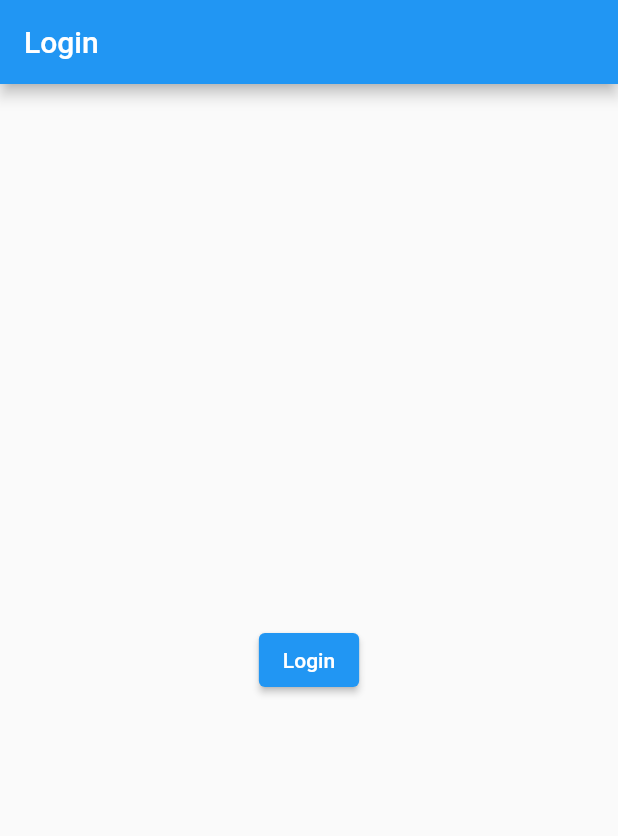
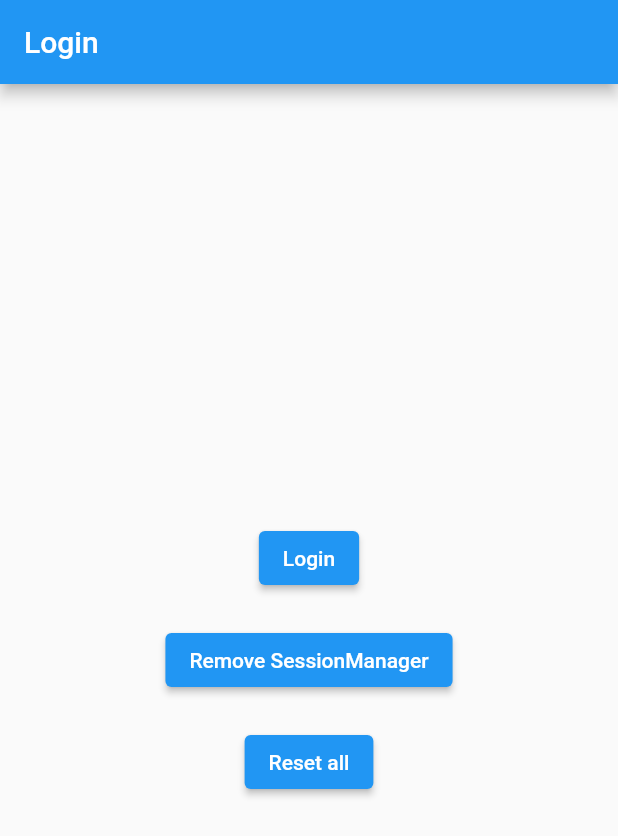
Before and after one commit to felipecastrosales/flutter_inject, a Flutter app: the screen it shows after launch, on a phone screen of 412 x 824 dp. Shown: the top 836 px of the screen. Run offline on Flutter 3.47's test engine with Material 2 defaults, Android fonts, the phone set to English and light mode, and no system bars; our stand-ins replace dio, get_it, injectable, shared_preferences.

Commit message:
chore: singletons disposes and lazySingletons

```diff
--- a/lib/managers/session_manager.dart
+++ b/lib/managers/session_manager.dart
@@ -19,4 +19,9 @@ class SessionManager {
   void _getCurrentUser() {
     user = _authRepository.getCurrentUser();
   }
+
+  @disposeMethod
+  void dispose() {
+    debugPrint('SessionManager disposed');
+  }
 }
--- a/lib/pages/login_page.dart
+++ b/lib/pages/login_page.dart
@@ -1,4 +1,6 @@
 import 'package:flutter/material.dart';
+import 'package:flutter_inject/injection/injection_injectable.dart';
+import 'package:flutter_inject/managers/session_manager.dart';
 
 import 'home_page.dart';
 
@@ -17,7 +19,10 @@ class _LoginPageState extends State<LoginPage> {
         title: const Text('Login'),
       ),
       body: Center(
-        child: ElevatedButton(
+        child: Column(
+          mainAxisAlignment: MainAxisAlignment.center,
+          children: [
+            ElevatedButton(
               onPressed: () {
                 // 1.
                 // final sessionManager = GetIt.I.get<SessionManager>();
@@ -33,6 +38,40 @@ class _LoginPageState extends State<LoginPage> {
               },
               child: const Text('Login'),
             ),
+            const SizedBox(height: 20),
+            ElevatedButton(
+              onPressed: () {
+                debugPrint(
+                  'before isRegistered: ${getIt.isRegistered<SessionManager>()}',
+                );
+                // getIt.unregister<SessionManager>();
+                getIt.resetLazySingleton<SessionManager>();
+                debugPrint(
+                  'after isRegistered: ${getIt.isRegistered<SessionManager>()}',
+                );
+                // getIt.registerSingleton<SessionManager>(getIt());
+              },
+              child: const Text('Remove SessionManager'),
+            ),
+            const SizedBox(height: 20),
+            ElevatedButton(
+              onPressed: () {
+                debugPrint(
+                  // 'before reset all: ${getIt.reset()}',
+                  'before reset all: ',
+                );
+                // getIt.reset();
+                debugPrint(
+                  // 'after reset all: ${getIt.reset()}',
+                  'after reset all: ',
+                );
+                // open
+                // getIt.registerSingleton<SessionManager>(getIt());
+              },
+              child: const Text('Reset all'),
+            ),
+          ],
+        ),
       ),
     );
   }
```
Also changed, not shown: lib/injection/injection_injectable.config.dart. Lines whose indentation alone changed are shown as unchanged.
